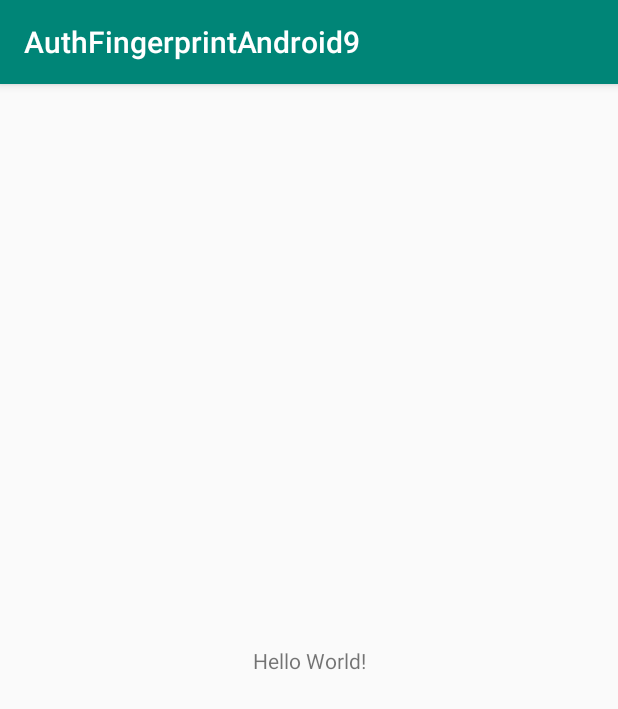
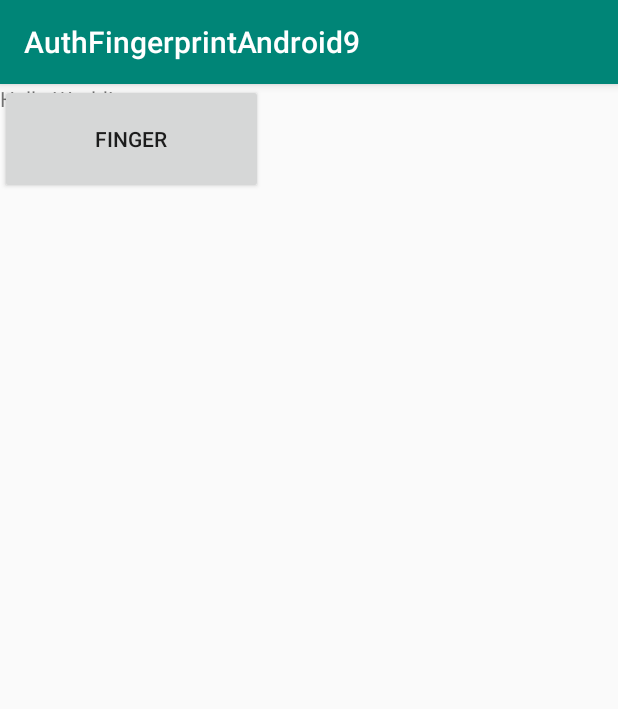
Before and after one commit to FUCTAIIIK0/AuthFingerprintAndroid9, an Android app: the screen it shows after launch (MainActivity), on a phone screen of 412 x 824 dp. Shown: the top 709 px of the screen. Run offline under Robolectric (Android 15) with nearby library versions, the phone set to English and light mode, and no system bars; our stand-ins replace ButterKnife.

Commit message:
add fingerprintBtn

```diff
--- a/app/src/main/java/com/example/authfingerprintandroid9/MainActivity.java
+++ b/app/src/main/java/com/example/authfingerprintandroid9/MainActivity.java
@@ -3,12 +3,30 @@ package com.example.authfingerprintandroid9;
 import androidx.appcompat.app.AppCompatActivity;
 
 import android.os.Bundle;
+import android.util.Log;
+import android.view.View;
+import android.widget.Button;
+
+import butterknife.BindView;
+import butterknife.ButterKnife;
 
 public class MainActivity extends AppCompatActivity {
+    @BindView(R.id.main_fingerBtn)
+    Button fingerprintBtn;
+
+    private final String TAG = "main";
 
     @Override
     protected void onCreate(Bundle savedInstanceState) {
         super.onCreate(savedInstanceState);
         setContentView(R.layout.activity_main);
+        ButterKnife.bind(this);
+
+        fingerprintBtn.setOnClickListener(new View.OnClickListener() {
+            @Override
+            public void onClick(View v) {
+                Log.d(TAG, "onClick: Fingerprint");
+            }
+        });
     }
 }
--- a/app/src/main/res/layout/activity_main.xml
+++ b/app/src/main/res/layout/activity_main.xml
@@ -1,5 +1,5 @@
 <?xml version="1.0" encoding="utf-8"?>
-<androidx.constraintlayout.widget.ConstraintLayout xmlns:android="http://schemas.android.com/apk/res/android"
+<RelativeLayout xmlns:android="http://schemas.android.com/apk/res/android"
     xmlns:app="http://schemas.android.com/apk/res-auto"
     xmlns:tools="http://schemas.android.com/tools"
     android:layout_width="match_parent"
@@ -15,4 +15,10 @@
         app:layout_constraintRight_toRightOf="parent"
         app:layout_constraintTop_toTopOf="parent" />
 
-</androidx.constraintlayout.widget.ConstraintLayout>
+    <Button
+        android:id="@+id/main_fingerBtn"
+        android:layout_width="175dp"
+        android:layout_height="73dp"
+        android:text="finger" />
+
+</RelativeLayout>
```
Also changed, not shown: app/build.gradle (+13 -2 lines).
